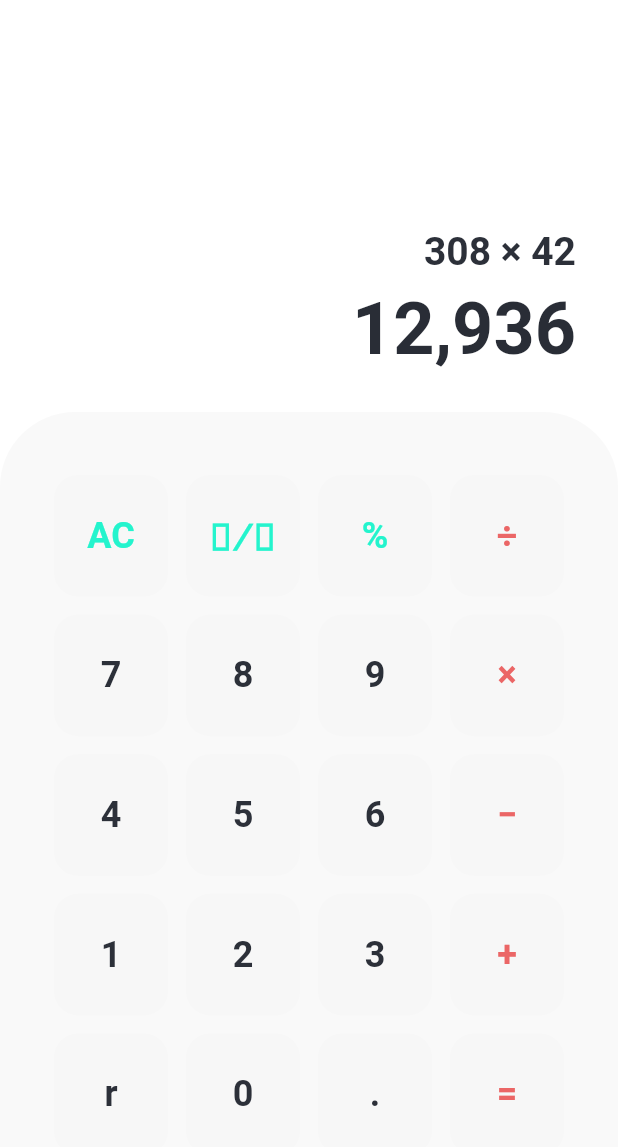
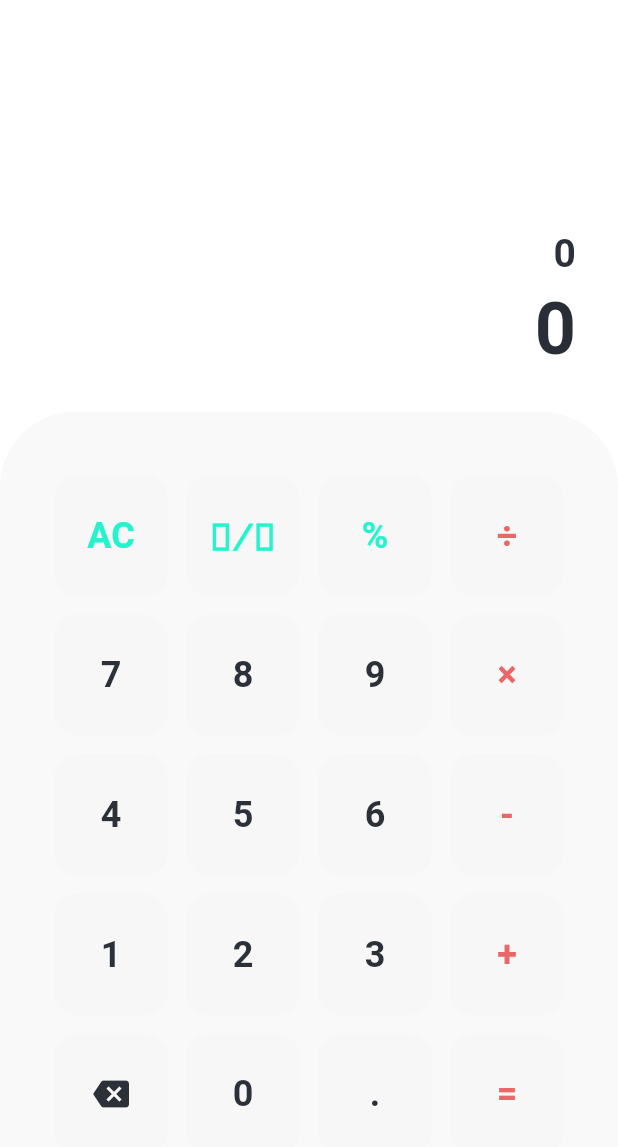
Before and after one commit to devrrior/calculator_app, a Flutter app: the screen it shows after launch, on a phone screen of 412 x 824 dp. Shown: the top 1147 px of the screen. Run offline on Flutter 3.47's test engine with Material 2 defaults, Android fonts, the phone set to English and light mode, and no system bars; our stand-ins replace flutter_riverpod, math_expressions.

Commit message:
feat(project): add funcionality

```diff
--- a/lib/main.dart
+++ b/lib/main.dart
@@ -1,9 +1,10 @@
 import 'package:calculator_app/screens/home_screen.dart';
 import 'package:calculator_app/theme/theme_constants.dart';
 import 'package:flutter/material.dart';
+import 'package:flutter_riverpod/flutter_riverpod.dart';
 
 void main() {
-  runApp(const MyApp());
+  runApp(const ProviderScope(child: MyApp()));
 }
 
 class MyApp extends StatelessWidget {
--- a/lib/screens/home_screen.dart
+++ b/lib/screens/home_screen.dart
@@ -1,30 +1,26 @@
-import 'package:calculator_app/utils/build_buttons.dart';
-import 'package:calculator_app/utils/build_result.dart';
+import 'package:calculator_app/widgets/buttons_widget.dart';
+import 'package:calculator_app/widgets/result_widget.dart';
 import 'package:flutter/material.dart';
+import 'package:flutter_riverpod/flutter_riverpod.dart';
 
-class HomeScreen extends StatefulWidget {
+class HomeScreen extends ConsumerWidget {
   const HomeScreen({Key? key}) : super(key: key);
 
   @override
-  State<HomeScreen> createState() => _HomeScreenState();
-}
-
-class _HomeScreenState extends State<HomeScreen> {
-  @override
-  Widget build(BuildContext context) {
+  Widget build(BuildContext context, WidgetRef ref) {
     return SafeArea(
       bottom: false,
       child: Column(
-        children: <Widget>[
+        children: const <Widget>[
           Expanded(
             child: SizedBox(
               width: double.infinity,
-              child: buildResult(context),
+              child: ResultWidget(),
             ),
           ),
           Expanded(
             flex: 2,
-            child: buildButtons(context),
+            child: ButtonsWidget(),
           )
         ],
       ),
--- a/lib/theme/theme_constants.dart
+++ b/lib/theme/theme_constants.dart
@@ -32,6 +32,7 @@ class LightTheme {
         fontSize: 26,
         fontWeight: FontWeight.bold,
         color: fontButtonColor,
+        height: 1,
       ),
       bodyMedium: TextStyle(
         fontSize: 24,
@@ -73,6 +74,7 @@ class DarkTheme {
         fontSize: 26,
         fontWeight: FontWeight.bold,
         color: fontButtonColor,
+        height: 1,
       ),
       bodyMedium: TextStyle(
         color: fontButtonColor,
--- a/lib/utils/build_buttons.dart
+++ /dev/null
@@ -1,38 +0,0 @@
-import 'package:flutter/material.dart';
-
-import '../widgets/button_widget.dart';
-
-Widget buildButtons(BuildContext context) => Container(
-      padding: const EdgeInsets.only(top: 36, bottom: 48, left: 30, right: 30),
-      decoration: BoxDecoration(
-        color: Theme.of(context).primaryColor,
-        borderRadius: const BorderRadius.only(
-          topLeft: Radius.circular(50),
-          topRight: Radius.circular(50),
-        ),
-      ),
-      width: double.infinity,
-      child: Column(
-        children: <Widget>[
-          buildButtonRow('AC', '⁺∕₋', '%', '÷'),
-          buildButtonRow('7', '8', '9', '×'),
-          buildButtonRow('4', '5', '6', '−'),
-          buildButtonRow('1', '2', '3', '+'),
-          buildButtonRow('r', '0', '.', '='),
-        ],
-      ),
-    );
-
-Widget buildButtonRow(
-    String button1, String button2, String button3, String button4) {
-  final texts = [button1, button2, button3, button4];
-
-  return Expanded(
-    child: Row(
-      children: [
-        // iterate texts and create buttons
-        for (final text in texts) ButtonWidget(text: text),
-      ],
-    ),
-  );
-}
--- a/lib/widgets/button_widget.dart
+++ b/lib/widgets/button_widget.dart
@@ -4,27 +4,38 @@ class ButtonWidget extends StatelessWidget {
   // widget receive a text and a callback function
   const ButtonWidget({
     Key? key,
-    required this.text,
+    required this.buttonText,
+    required this.onClicked,
+    required this.onClickedLong,
   }) : super(key: key);
 
-  final String text;
+  final String buttonText;
+  final VoidCallback onClicked;
+  final VoidCallback onClickedLong;
 
   @override
   Widget build(BuildContext context) {
-    final Color? color = getTextColor(text, context);
+    final Color? color = getTextColor(buttonText, context);
 
     return Expanded(
       child: Container(
         height: double.infinity,
         margin: const EdgeInsets.all(6),
         child: ElevatedButton(
-          onPressed: () {},
-          child: Text(
-            text,
-            style: Theme.of(context).textTheme.bodyMedium?.copyWith(
+          onPressed: onClicked,
+          onLongPress: onClickedLong,
+          child: buttonText != 'del'
+              ? Text(
+                  buttonText,
+                  style: Theme.of(context).textTheme.bodyMedium?.copyWith(
+                        color: color,
+                      ),
+                )
+              : Icon(
+                  Icons.backspace,
+                  size: 24,
                   color: color,
                 ),
-          ),
         ),
       ),
     );
@@ -34,7 +45,7 @@ class ButtonWidget extends StatelessWidget {
     switch (text) {
       case '÷':
       case '×':
-      case '−':
+      case '-':
       case '+':
       case '=':
         return const Color(0xFFEB6666);
--- /dev/null
+++ b/lib/widgets/buttons_row_widget.dart
@@ -0,0 +1,52 @@
+import 'package:calculator_app/utils/riverpod.dart';
+import 'package:flutter/material.dart';
+import 'package:flutter_riverpod/flutter_riverpod.dart';
+
+import 'button_widget.dart';
+
+class ButtonsRowWidget extends ConsumerWidget {
+  const ButtonsRowWidget({
+    Key? key,
+    required this.buttonText1,
+    required this.buttonText2,
+    required this.buttonText3,
+    required this.buttonText4,
+  }) : super(key: key);
+
+  final String buttonText1, buttonText2, buttonText3, buttonText4;
+
+  @override
+  Widget build(BuildContext context, WidgetRef ref) {
+    final buttonTexts = [buttonText1, buttonText2, buttonText3, buttonText4];
+    final calculator = ref.read(calculatorProvider.notifier);
+
+    return Expanded(
+      child: Row(
+        children: [
+          // iterate texts and create buttons
+          for (final buttonText in buttonTexts)
+            ButtonWidget(
+                buttonText: buttonText,
+                onClicked: () {
+                  switch (buttonText) {
+                    case 'AC':
+                      calculator.reset();
+                      break;
+                    case '=':
+                      calculator.equals();
+                      break;
+                    case 'del':
+                      calculator.delete();
+                      break;
+                    default:
+                      calculator.append(buttonText);
+                  }
+                },
+                onClickedLong: () {
+                  if (buttonText == 'del') calculator.reset();
+                }),
+        ],
+      ),
+    );
+  }
+}
--- /dev/null
+++ b/lib/widgets/buttons_widget.dart
@@ -0,0 +1,55 @@
+import 'package:calculator_app/widgets/buttons_row_widget.dart';
+import 'package:flutter/material.dart';
+
+class ButtonsWidget extends StatelessWidget {
+  const ButtonsWidget({Key? key}) : super(key: key);
+
+  @override
+  Widget build(BuildContext context) {
+    return Container(
+      padding: const EdgeInsets.only(top: 36, bottom: 48, left: 30, right: 30),
+      decoration: BoxDecoration(
+        color: Theme.of(context).primaryColor,
+        borderRadius: const BorderRadius.only(
+          topLeft: Radius.circular(50),
+          topRight: Radius.circular(50),
+        ),
+      ),
+      width: double.infinity,
+      child: Column(
+        children: const <Widget>[
+          ButtonsRowWidget(
+            buttonText1: 'AC',
+            buttonText2: '⁺∕₋',
+            buttonText3: '%',
+            buttonText4: '÷',
+          ),
+          ButtonsRowWidget(
+            buttonText1: '7',
+            buttonText2: '8',
+            buttonText3: '9',
+            buttonText4: '×',
+          ),
+          ButtonsRowWidget(
+            buttonText1: '4',
+            buttonText2: '5',
+            buttonText3: '6',
+            buttonText4: '-',
+          ),
+          ButtonsRowWidget(
+            buttonText1: '1',
+            buttonText2: '2',
+            buttonText3: '3',
+            buttonText4: '+',
+          ),
+          ButtonsRowWidget(
+            buttonText1: 'del',
+            buttonText2: '0',
+            buttonText3: '.',
+            buttonText4: '=',
+          ),
+        ],
+      ),
+    );
+  }
+}
--- a/lib/utils/build_result.dart
+++ b/lib/widgets/result_widget.dart
@@ -1,22 +1,34 @@
+import 'package:calculator_app/model/calculator.dart';
+import 'package:calculator_app/utils/riverpod.dart';
+import 'package:flutter_riverpod/flutter_riverpod.dart';
 import 'package:flutter/material.dart';
 
-Widget buildResult(BuildContext context) => Padding(
+class ResultWidget extends ConsumerWidget {
+  const ResultWidget({Key? key}) : super(key: key);
+
+  @override
+  Widget build(BuildContext context, WidgetRef ref) {
+    Calculator calculator = ref.watch(calculatorProvider);
+
+    return Padding(
       padding: const EdgeInsets.all(28.0),
       child: Column(
         mainAxisAlignment: MainAxisAlignment.end,
         crossAxisAlignment: CrossAxisAlignment.end,
         children: [
           Text(
-            '308 × 42',
+            calculator.equation,
             overflow: TextOverflow.ellipsis,
             style: Theme.of(context).textTheme.displayMedium,
           ),
           const SizedBox(height: 8),
           Text(
-            '12,936',
+            calculator.result,
             overflow: TextOverflow.ellipsis,
             style: Theme.of(context).textTheme.displayLarge,
           ),
         ],
       ),
     );
+  }
+}
```
Also changed, not shown: lib/utils/operator.dart (added, +20 -0 lines), lib/utils/riverpod.dart (+64 -3 lines).
